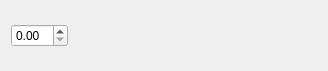
Qt form src/ui/mesh/qgsmeshrenderermeshsettingswidgetbase.ui (qgis/QGIS) before a commit.
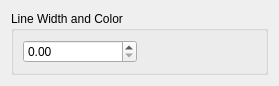
The same form after that commit. Custom widgets are drawn as their Qt base class.

What changed in the file:
```diff
--- a/src/ui/mesh/qgsmeshrenderermeshsettingswidgetbase.ui
+++ b/src/ui/mesh/qgsmeshrenderermeshsettingswidgetbase.ui
@@ -6,8 +6,8 @@
    <rect>
     <x>0</x>
     <y>0</y>
-    <width>328</width>
-    <height>71</height>
+    <width>279</width>
+    <height>84</height>
    </rect>
   </property>
   <property name="windowTitle">
@@ -15,23 +15,19 @@
   </property>
   <layout class="QHBoxLayout" name="horizontalLayout_2">
    <item>
+    <widget class="QGroupBox" name="groupBox">
+     <property name="title">
+      <string>Line Width and Color</string>
+     </property>
+     <layout class="QHBoxLayout" name="horizontalLayout">
+      <item>
     <widget class="QgsDoubleSpinBox" name="mLineWidthSpinBox"/>
    </item>
    <item>
     <widget class="QgsColorButton" name="mColorWidget"/>
    </item>
-   <item>
-    <spacer name="horizontalSpacer">
-     <property name="orientation">
-      <enum>Qt::Horizontal</enum>
-     </property>
-     <property name="sizeHint" stdset="0">
-      <size>
-       <width>40</width>
-       <height>20</height>
-      </size>
-     </property>
-    </spacer>
+     </layout>
+    </widget>
    </item>
   </layout>
  </widget>
```
Lines whose indentation alone changed are shown as unchanged.
